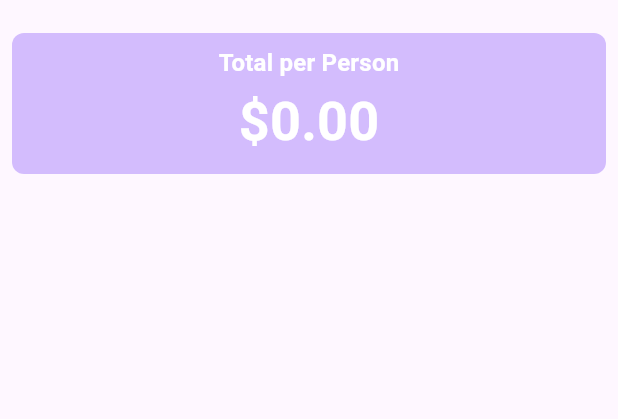
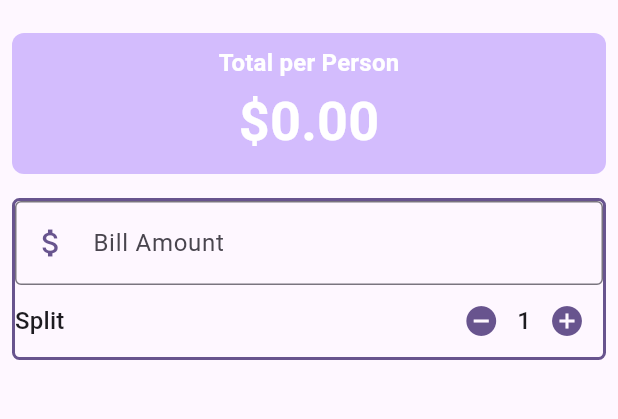
Before and after one commit to AhmedGTaha/UTip, a Flutter app: the screen it shows after launch, on a phone screen of 412 x 824 dp, the part 63-482 px from its top. Run offline on Flutter 3.47's test engine with Material 3 defaults, Android fonts, the phone set to English and light mode, and no system bars.

Commit message:
add incrementPerson and decrementPerson func

```diff
--- a/lib/main.dart
+++ b/lib/main.dart
@@ -27,10 +27,23 @@ class UTip extends StatefulWidget {
 }
 
 class _UTipState extends State<UTip> {
-  @override
+  int personCount = 1;
+  //Mthods
+  void incrementPerson() {
+    setState(() {
+      personCount = personCount + 1;
+    });
+  }
+
+  void decrementPerson() {
+    setState(() {
+      if (personCount > 0) personCount = personCount - 1;
+    });
+  }
+
   Widget build(BuildContext context) {
     var theme = Theme.of(context);
-    //add style
+    //add style to text
     final style = theme.textTheme.titleMedium!.copyWith(
       color: theme.colorScheme.onPrimary,
       fontWeight: FontWeight.bold,
@@ -46,7 +59,7 @@ class _UTipState extends State<UTip> {
               padding: const EdgeInsets.all(8.0),
               decoration: BoxDecoration(
                 color: theme.colorScheme.inversePrimary,
-                borderRadius: BorderRadius.circular(8),
+                borderRadius: BorderRadius.circular(8.0),
               ),
               child: Column(
                 children: [
@@ -62,6 +75,65 @@ class _UTipState extends State<UTip> {
               ),
             ),
           ),
+          //Form
+          Padding(
+            padding: const EdgeInsets.all(8.0),
+            child: Container(
+              decoration: BoxDecoration(
+                borderRadius: BorderRadius.circular(5),
+                border: Border.all(color: theme.colorScheme.primary, width: 2),
+              ),
+              child: Column(
+                children: [
+                  TextField(
+                    keyboardType: TextInputType.number,
+                    onChanged: (String value) {
+                      print(value);
+                    },
+                    decoration: InputDecoration(
+                      labelText: 'Bill Amount',
+                      border: OutlineInputBorder(),
+                      prefixIcon: Icon(
+                        Icons.attach_money,
+                        color: theme.colorScheme.primary,
+                      ),
+                    ),
+                  ),
+                  //Split bill section
+                  Row(
+                    mainAxisAlignment: MainAxisAlignment.spaceBetween,
+                    children: [
+                      Text('Split', style: theme.textTheme.titleMedium),
+                      Row(
+                        children: [
+                          IconButton(
+                            onPressed: () {
+                              if (personCount > 1) decrementPerson();
+                            },
+                            icon: Icon(
+                              Icons.remove_circle,
+                              color: theme.colorScheme.primary,
+                            ),
+                          ),
+                          Text(
+                            "$personCount",
+                            style: theme.textTheme.titleMedium,
+                          ),
+                          IconButton(
+                            onPressed: incrementPerson,
+                            icon: Icon(
+                              Icons.add_circle,
+                              color: theme.colorScheme.primary,
+                            ),
+                          ),
+                        ],
+                      ),
+                    ],
+                  ),
+                ],
+              ),
+            ),
+          ),
         ],
       ),
     );
```
